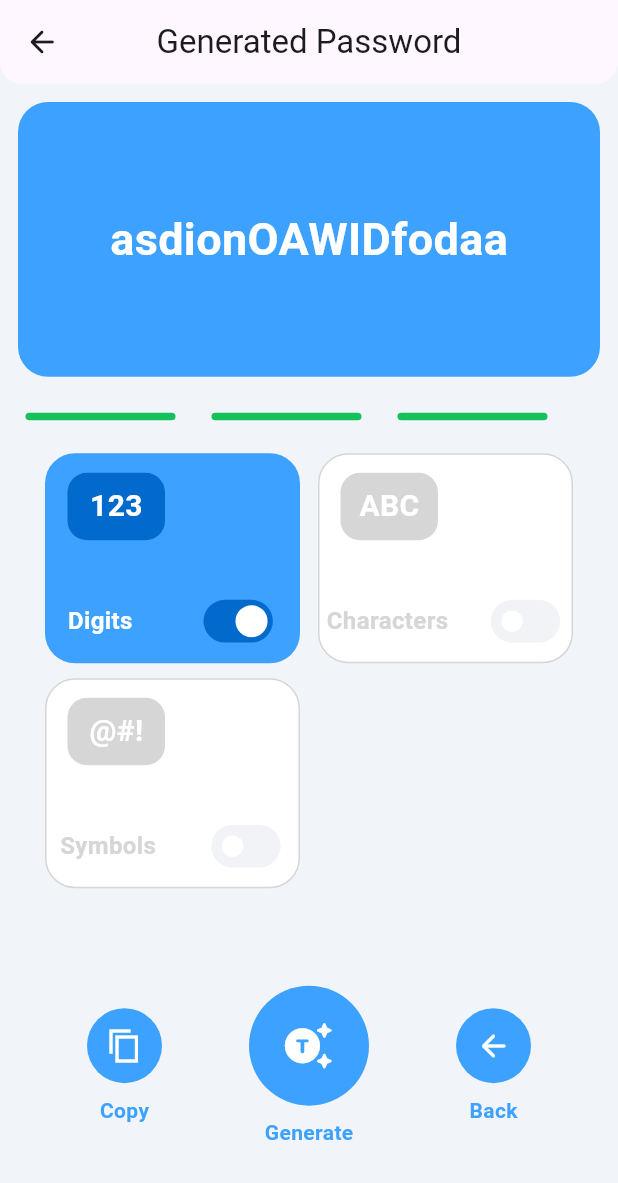
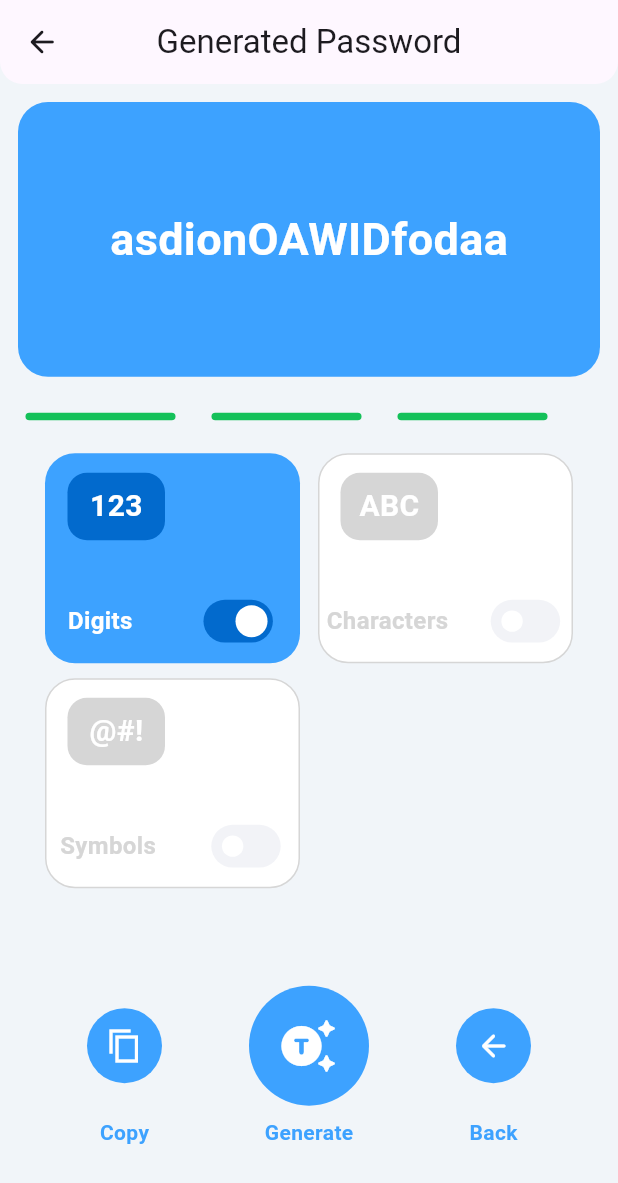
Before and after one commit to Nishan-Pradhan06/passwordgenerator, a Flutter app: the HomePage screen opened directly, on a phone screen of 412 x 824 dp. Shown: the top 1183 px of the screen. Run offline on Flutter 3.47's test engine with Material 3 defaults, Android fonts, the light colour scheme and no system bars; our stand-ins replace shared_preferences, smooth_page_indicator; accounts and stored records are empty.

Commit message:
completed UI

```diff
--- a/lib/home/widgets/bottons.dart
+++ b/lib/home/widgets/bottons.dart
@@ -10,29 +10,30 @@ class BottonButtons extends StatefulWidget {
 }
 
 class _BottonButtonsState extends State<BottonButtons> {
-  @override
-  Widget build(BuildContext context) {
-    return Container(
-      margin: const EdgeInsets.only(top: 45),
-      child: Row(
-        // mainAxisSize: MainAxisSize.m,s
-        mainAxisAlignment: MainAxisAlignment.spaceEvenly,
-        children: [
-          Column(
+  Widget customButton(
+    IconData icon,
+    String label,
+    VoidCallback onPressed, {
+    double iconSize = 24.0,
+  }) {
+    return Column(
       children: [
         Container(
-                height: 50,
-                width: 50,
+          height: iconSize == 28.0 ? 50 : 80,
+          width: iconSize == 24.0 ? 50 : 80,
           decoration: const BoxDecoration(
-                    color: BrandColors.kSecondary, shape: BoxShape.circle),
+            color: BrandColors.kSecondary,
+            shape: BoxShape.circle,
+          ),
           child: Center(
             child: Stack(
               children: [
                 IconButton(
-                        onPressed: () {},
-                        icon: const Icon(
-                          Icons.copy_sharp,
+                  onPressed: onPressed,
+                  icon: Icon(
+                    icon,
                     color: Colors.white,
+                    size: iconSize,
                   ),
                 )
               ],
@@ -42,79 +43,45 @@ class _BottonButtonsState extends State<BottonButtons> {
         const SizedBox(
           height: 8,
         ),
-              const Text(
-                'Copy',
-                style: TextStyle(
-                    fontWeight: FontWeight.bold, color: BrandColors.kSecondary),
+        Text(
+          label,
+          style: const TextStyle(
+            fontWeight: FontWeight.bold,
+            color: BrandColors.kSecondary,
+          ),
         ),
       ],
+    );
+  }
+
+  @override
+  Widget build(BuildContext context) {
+    return Container(
+      margin: const EdgeInsets.only(top: 45),
+      child: Row(
+        mainAxisAlignment: MainAxisAlignment.spaceEvenly,
+        children: [
+          customButton(
+            Icons.copy_sharp,
+            'Copy',
+            () {},
           ),
-          Column(
-            children: [
-              Container(
-                height: 80,
-                width: 80,
-                decoration: const BoxDecoration(
-                    color: BrandColors.kSecondary, shape: BoxShape.circle),
-                child: Center(
-                  child: Stack(
-                    children: [
-                      IconButton(
-                        onPressed: () {},
-                        icon: const Icon(
+          customButton(
             Icons.generating_tokens_rounded,
-                          color: Colors.white,
-                          size: 35,
+            'Generate',
+            () {},
+            iconSize: 40.0,
           ),
-                      )
-                    ],
-                  ),
-                ),
-              ),
-              const SizedBox(
-                height: 8,
-              ),
-              const Text(
-                'Generate',
-                style: TextStyle(
-                    fontWeight: FontWeight.bold, color: BrandColors.kSecondary),
-              ),
-            ],
-          ),
-          Column(
-            children: [
-              Container(
-                height: 50,
-                width: 50,
-                decoration: const BoxDecoration(
-                    color: BrandColors.kSecondary, shape: BoxShape.circle),
-                child: Center(
-                  child: Stack(
-                    children: [
-                      IconButton(
-                        onPressed: () {
+          customButton(
+            Icons.arrow_back_rounded,
+            'Back',
+            () {
               Navigator.of(context).pushReplacement(
                 MaterialPageRoute(
-                                  builder: (context) => const OnBoarding()));
+                  builder: (context) => const OnBoarding(),
+                ),
+              );
             },
-                        icon: const Icon(
-                          Icons.arrow_back_rounded,
-                          color: Colors.white,
-                        ),
-                      )
-                    ],
-                  ),
-                ),
-              ),
-              const SizedBox(
-                height: 8,
-              ),
-              const Text(
-                'Back',
-                style: TextStyle(
-                    fontWeight: FontWeight.bold, color: BrandColors.kSecondary),
-              ),
-            ],
           ),
         ],
       ),
--- a/lib/home/widgets/menu.dart
+++ b/lib/home/widgets/menu.dart
@@ -34,6 +34,7 @@ class _SelectionMenuState extends State<SelectionMenu> {
   }
 
   Container _buildStatusContainer(String labelText, String centerText) {
+    // ignore: no_leading_underscores_for_local_identifiers
     bool _isSettingEnabled = selectedContainerIndex[centerText]!;
     return Container(
       height: 140,
```
Lines whose indentation alone changed are shown as unchanged.
